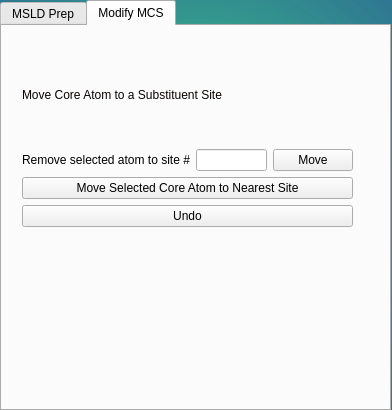
First picture: the form in CRN_Plugin/crnwidget.ui, repository Vilseck-Lab/msld-py-prep, before the edit.
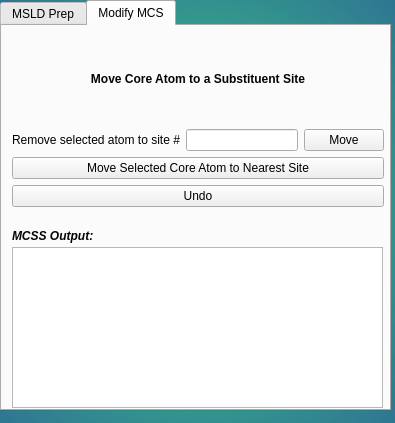
Second picture: the form after the edit. The open tabs and pages were chosen to show the change.

Patch:
```diff
--- a/CRN_Plugin/crnwidget.ui
+++ b/CRN_Plugin/crnwidget.ui
@@ -6,8 +6,8 @@
    <rect>
     <x>0</x>
     <y>0</y>
-    <width>392</width>
-    <height>410</height>
+    <width>395</width>
+    <height>423</height>
    </rect>
   </property>
   <property name="windowTitle">
@@ -25,6 +25,9 @@
      <height>411</height>
     </rect>
    </property>
+   <property name="layoutDirection">
+    <enum>Qt::LeftToRight</enum>
+   </property>
    <property name="styleSheet">
     <string notr="true">QWidgets#tabWidget{background-color:qradialgradient(spread:pad, cx:0.5, cy:0.5, radius:1.239, fx:0.5, fy:0.5, stop:0 rgba(37, 225, 116, 159), stop:0.790323 rgba(47, 90, 151, 255));}</string>
    </property>
@@ -189,28 +192,45 @@
     <widget class="QWidget" name="gridLayoutWidget_2">
      <property name="geometry">
       <rect>
-       <x>20</x>
-       <y>20</y>
-       <width>331</width>
-       <height>181</height>
+       <x>10</x>
+       <y>10</y>
+       <width>372</width>
+       <height>171</height>
       </rect>
      </property>
      <layout class="QGridLayout" name="gridLayout_2">
-      <item row="3" column="1" colspan="2">
-       <widget class="QPushButton" name="button_undomove">
-        <property name="text">
-         <string>Undo</string>
-        </property>
-       </widget>
-      </item>
-      <item row="2" column="1" colspan="2">
+      <item row="2" column="0" colspan="2">
        <widget class="QPushButton" name="button_moveselected">
         <property name="text">
          <string>Move Selected Core Atom to Nearest Site</string>
         </property>
        </widget>
       </item>
+      <item row="3" column="0" colspan="2">
+       <widget class="QPushButton" name="button_undomove">
+        <property name="text">
+         <string>Undo</string>
+        </property>
+       </widget>
+      </item>
+      <item row="0" column="0" colspan="2">
+       <widget class="QLabel" name="label_6">
+        <property name="styleSheet">
+         <string notr="true">color:rgb(7, 3, 1); font: 18pt &quot;Arial&quot;;</string>
+        </property>
+        <property name="text">
+         <string>&lt;html&gt;&lt;head/&gt;&lt;body&gt;&lt;p align=&quot;center&quot;&gt;&lt;span style=&quot; font-weight:600;&quot;&gt;Move Core Atom to a Substituent Site&lt;/span&gt;&lt;/p&gt;&lt;/body&gt;&lt;/html&gt;</string>
+        </property>
+       </widget>
+      </item>
       <item row="1" column="1">
+       <widget class="QPushButton" name="button_moveselectedtosite">
+        <property name="text">
+         <string>Move</string>
+        </property>
+       </widget>
+      </item>
+      <item row="1" column="0">
        <layout class="QHBoxLayout" name="horizontalLayout_5">
         <item>
          <widget class="QLabel" name="label_10">
@@ -224,25 +244,34 @@
         </item>
        </layout>
       </item>
-      <item row="1" column="2">
-       <widget class="QPushButton" name="button_moveselectedtosite">
-        <property name="text">
-         <string>Move</string>
-        </property>
-       </widget>
-      </item>
-      <item row="0" column="1" colspan="2">
-       <widget class="QLabel" name="label_6">
-        <property name="styleSheet">
-         <string notr="true">color:rgb(7, 3, 1); font: 18pt &quot;Arial&quot;;</string>
-        </property>
-        <property name="text">
-         <string>Move Core Atom to a Substituent Site</string>
-        </property>
-       </widget>
-      </item>
      </layout>
     </widget>
+    <widget class="QTextBrowser" name="display_mcssoutput">
+     <property name="geometry">
+      <rect>
+       <x>10</x>
+       <y>221</y>
+       <width>371</width>
+       <height>161</height>
+      </rect>
+     </property>
+    </widget>
+    <widget class="QLabel" name="label_7">
+     <property name="geometry">
+      <rect>
+       <x>10</x>
+       <y>200</y>
+       <width>121</width>
+       <height>21</height>
+      </rect>
+     </property>
+     <property name="styleSheet">
+      <string notr="true">color:rgb(7, 3, 1); font: 18pt &quot;Arial&quot;;</string>
+     </property>
+     <property name="text">
+      <string>&lt;html&gt;&lt;head/&gt;&lt;body&gt;&lt;p&gt;&lt;span style=&quot; font-weight:600; font-style:italic;&quot;&gt;MCSS Output:&lt;/span&gt;&lt;/p&gt;&lt;/body&gt;&lt;/html&gt;</string>
+     </property>
+    </widget>
    </widget>
   </widget>
  </widget>
```
Left out of the diff: 113 changed lines with no effect on the pictures.
